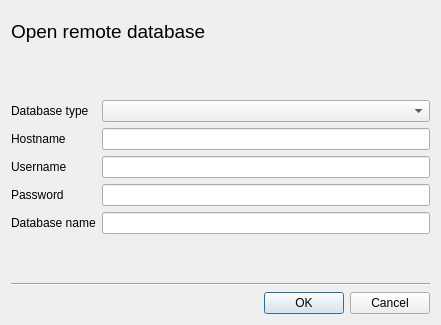
Qt form ui/OpenDb.ui (chris2511/xca) before a commit.
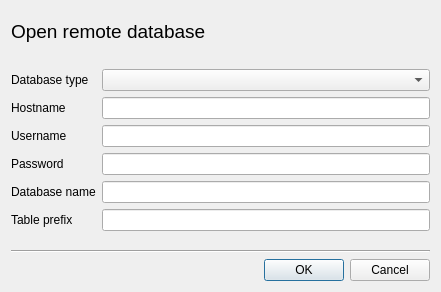
The same form after that commit.

Commit message:
Add table prefix to be prepended to each table
This allows multiple independent xca databases in one database

```diff
--- a/ui/OpenDb.ui
+++ b/ui/OpenDb.ui
@@ -7,7 +7,7 @@
     <x>0</x>
     <y>0</y>
     <width>441</width>
-    <height>325</height>
+    <height>292</height>
    </rect>
   </property>
   <property name="windowTitle">
@@ -149,6 +149,16 @@
      <item row="4" column="1">
       <widget class="QLineEdit" name="dbName"/>
      </item>
+     <item row="5" column="0">
+      <widget class="QLabel" name="label_6">
+       <property name="text">
+        <string>Table prefix</string>
+       </property>
+      </widget>
+     </item>
+     <item row="5" column="1">
+      <widget class="QLineEdit" name="prefix"/>
+     </item>
     </layout>
    </item>
    <item>
```
Left out of the diff: 3 changed lines with no effect on the pictures. The commit also changes 6 other files.
